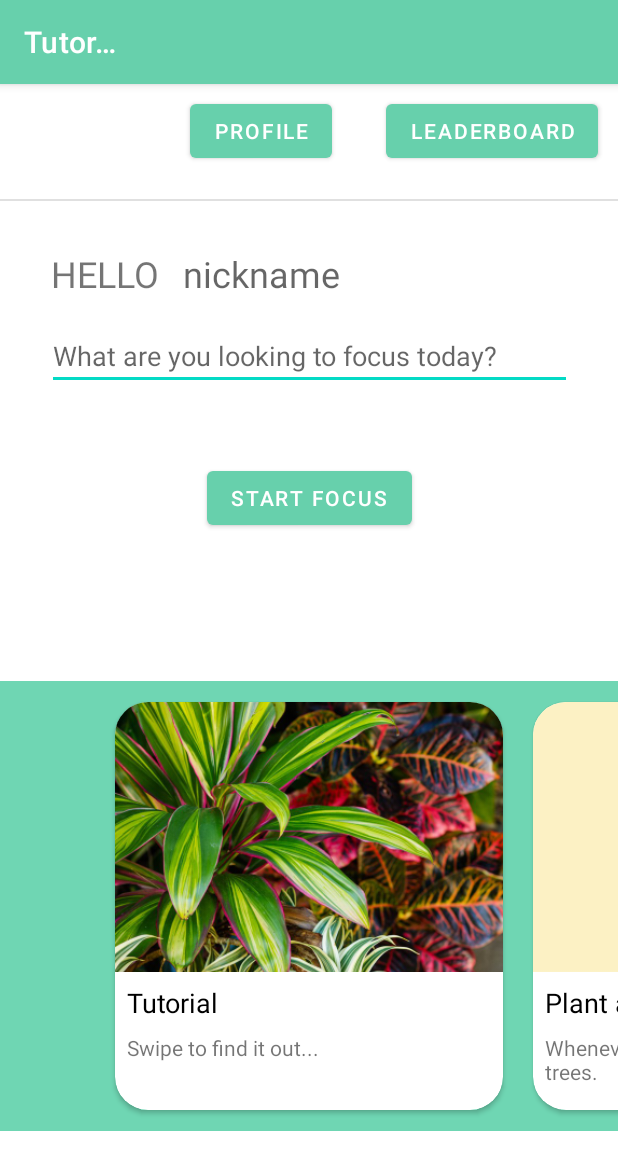
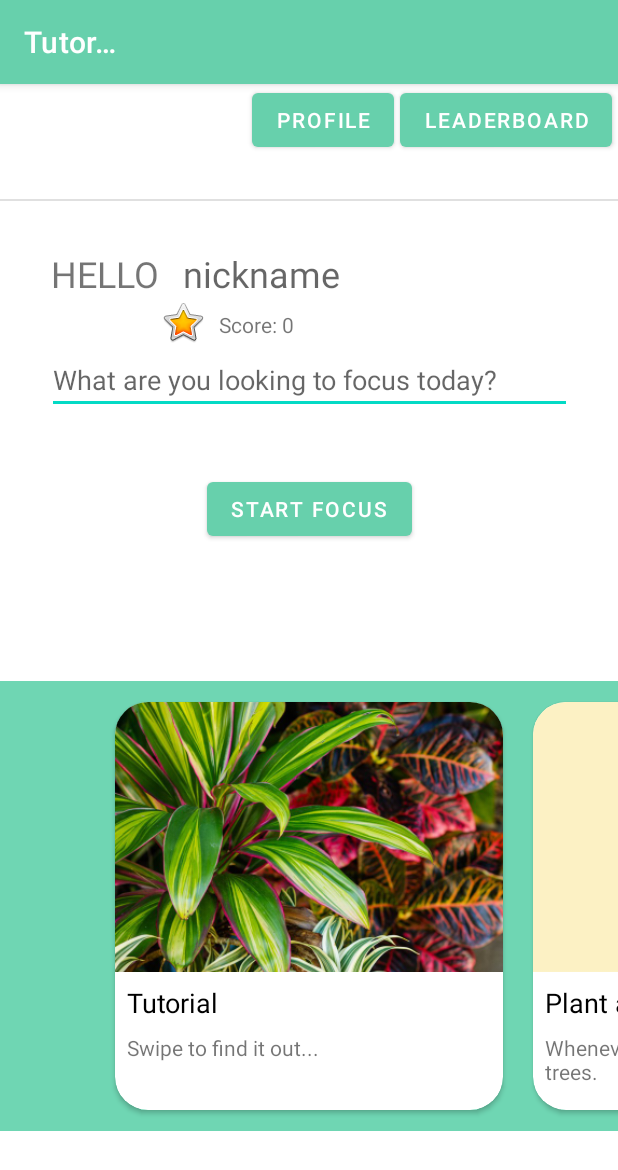
Before and after one commit to NovoZZZ/Absorb, an Android app: the MenuActivity screen opened directly, with no data from a screen before it, on a phone screen of 412 x 824 dp. Shown: the top 1170 px of the screen. Run offline under Robolectric (Android 15) with nearby library versions, the phone set to English and light mode, and no system bars; libraries missing offline, so code that uses them is left out: cn.hutool.json; 6 statements that could not run were skipped.

Commit message:
add one slide on menu swipe window; add set score in menu page; delete date string manifest on swipe window

```diff
--- a/app/src/main/java/edu/neu/absorb/MenuActivity.java
+++ b/app/src/main/java/edu/neu/absorb/MenuActivity.java
@@ -51,8 +51,9 @@ public class MenuActivity extends AppCompatActivity {
     private ArrayList<MenuModel> modelArrayList;
     private MenuAdapter myAdapter;
 
-    //set nickname to textview
+    //set nickname, score to textview
     TextView tv_nickname;
+    TextView tv_menu_score;
 
     private EditText etFocusTask;
 
@@ -70,9 +71,10 @@ public class MenuActivity extends AppCompatActivity {
 
         etFocusTask = findViewById(R.id.ed_description);
 
-        //set nickname to tv
+        //set nickname,score to tv
         tv_nickname = findViewById(R.id.tv_nickname);
-        setNickName();
+        tv_menu_score = findViewById(R.id.tv_menu_score);
+        setNickName();//set nickname and score
 
 
         // init leaderboard page
@@ -134,7 +136,6 @@ public class MenuActivity extends AppCompatActivity {
     }
     private void setNickName() {
 
-        //Todo: how to get username? 4/28
         //get id and token from local cache
         Context context= MyApplication.getAppContext();
         List<String> resArr = FileUtil.readJson(context, "token");
@@ -171,7 +172,9 @@ public class MenuActivity extends AppCompatActivity {
 
             JSONObject data = jsonResponse.getJSONObject("data");
             String nickname = (String) data.get("nickname") == null ? "nullname": (String)data.get("nickname");
+            int score = (Integer) data.getInt("score") ==null ? 0: (Integer) data.get("score");
             Log.d("Test activity",nickname);
+            Log.d("Test activity",String.valueOf(score));
 
             //runOnUiThread(() -> {
               //  this.tv_nickname.setText(nickname);
@@ -180,6 +183,7 @@ public class MenuActivity extends AppCompatActivity {
                 @Override
                 public void run() {
                     tv_nickname.setText(nickname);
+                    tv_menu_score.setText("Score: " + score);
                 }
             });
 
@@ -200,23 +204,23 @@ public class MenuActivity extends AppCompatActivity {
         modelArrayList.add(new MenuModel(
                 "Tutorial",
                 "Swipe to find it out...",
-                "",
                 R.drawable.cordyline));
         modelArrayList.add(new MenuModel(
                 "Plant a Tree",
                 "Whenever you want to absorb, plant trees.",
-                "04/21/2022",
                 R.drawable.sapling2_menu));
         modelArrayList.add(new MenuModel(
                 "Stay Focused",
-                "In the following time, the tree will grow while you work. Trees will grow faster when you stay away from your cellphone.",
-                "04/21/2022",
+                "Leave your phone upside down, tree will grow faster.",
                 R.drawable.leave_menu));
         modelArrayList.add(new MenuModel(
                 "Unlock more Styles",
                 "Unlock more trees as focus score grows.",
-                "04/21/2022",
                 R.drawable.pinetree_bubbletree_menu));
+        modelArrayList.add(new MenuModel(
+                "Now let's get started",
+                "Press Start Button to Absorb...",
+                R.drawable.flowers));
 
         //setup adapter
         myAdapter = new MenuAdapter(this, modelArrayList);
--- a/app/src/main/java/edu/neu/absorb/MenuAdapter.java
+++ b/app/src/main/java/edu/neu/absorb/MenuAdapter.java
@@ -50,7 +50,7 @@ public class MenuAdapter extends PagerAdapter {
         MenuModel model = modelArrayList.get(position);
         String title = model.getTitle();
         String description = model.getDescription();
-        String date = model.getDate();
+        //String date = model.getDate();
         int image = model.getImage();
 
         //set data
@@ -63,7 +63,7 @@ public class MenuAdapter extends PagerAdapter {
         view.setOnClickListener(new View.OnClickListener() {
             @Override
             public void onClick(View view) {
-                Toast.makeText(context, title + "\n" + description + "\n"+ date, Toast.LENGTH_SHORT).show();
+                Toast.makeText(context, title + "\n" + description + "\n", Toast.LENGTH_SHORT).show();
             }
         });
 
--- a/app/src/main/java/edu/neu/absorb/MenuModel.java
+++ b/app/src/main/java/edu/neu/absorb/MenuModel.java
@@ -1,13 +1,13 @@
 package edu.neu.absorb;
 
 public class MenuModel {
-    String title, description, date;
+    String title, description;
     int image;
 
-    public MenuModel(String title, String description, String date, int image) {
+    public MenuModel(String title, String description, int image) {
         this.title = title;
         this.description = description;
-        this.date = date;
+        //this.date = date;
         this.image = image;
     }
 
@@ -27,13 +27,13 @@ public class MenuModel {
         this.description = description;
     }
 
-    public String getDate() {
+    /*public String getDate() {
         return date;
     }
 
     public void setDate(String date) {
         this.date = date;
-    }
+    }*/
 
     public int getImage() {
         return image;
--- a/app/src/main/res/layout/activity_menu.xml
+++ b/app/src/main/res/layout/activity_menu.xml
@@ -30,6 +30,25 @@
         app:layout_constraintStart_toEndOf="@+id/tv_hello"
         app:layout_constraintTop_toTopOf="@+id/tv_hello" />
 
+    <ImageView
+        android:id="@+id/iv_menu_star"
+        android:layout_width="wrap_content"
+        android:layout_height="wrap_content"
+        app:layout_constraintStart_toEndOf="@+id/tv_hello"
+        app:layout_constraintTop_toBottomOf="@+id/tv_hello"
+        app:srcCompat="@android:drawable/btn_star_big_on" />
+
+    <TextView
+        android:id="@+id/tv_menu_score"
+        android:layout_width="wrap_content"
+        android:layout_height="wrap_content"
+        android:text="Score: 1000"
+        app:layout_constraintStart_toEndOf="@+id/iv_menu_star"
+        app:layout_constraintTop_toBottomOf="@+id/tv_nickname"
+        android:layout_marginTop="8dp"
+        android:layout_marginStart="8dp"/>
+
+
     <View
         android:id="@+id/divider"
         android:layout_width="match_parent"
@@ -45,25 +64,18 @@
         android:layout_width="wrap_content"
         android:layout_height="wrap_content"
         android:text="profile"
-        app:layout_constraintBottom_toBottomOf="parent"
-
-        app:layout_constraintEnd_toEndOf="parent"
-        app:layout_constraintHorizontal_bias="0.40"
-        app:layout_constraintStart_toStartOf="parent"
+        app:layout_constraintEnd_toStartOf="@+id/btn_leaderboard"
         app:layout_constraintTop_toTopOf="parent"
-        app:layout_constraintVertical_bias="0.01" />
+        android:layout_marginEnd="4dp"/>
 
     <Button
         android:id="@+id/btn_leaderboard"
         android:layout_width="wrap_content"
         android:layout_height="wrap_content"
         android:text="leaderboard"
-        app:layout_constraintBottom_toBottomOf="parent"
+        android:layout_marginEnd="4dp"
         app:layout_constraintEnd_toEndOf="parent"
-        app:layout_constraintHorizontal_bias="0.95"
-        app:layout_constraintStart_toStartOf="parent"
-        app:layout_constraintTop_toTopOf="parent"
-        app:layout_constraintVertical_bias="0.01" />
+        app:layout_constraintTop_toTopOf="parent"/>
 
     <Button
         android:id="@+id/btn_startFocus"
@@ -74,13 +86,13 @@
         app:layout_constraintEnd_toEndOf="parent"
         app:layout_constraintStart_toStartOf="parent"
         app:layout_constraintTop_toTopOf="parent"
-        app:layout_constraintVertical_bias="0.35" />
+        app:layout_constraintVertical_bias="0.36" />
 
     <EditText
         android:id="@+id/ed_description"
         android:layout_width="350dp"
         android:layout_height="wrap_content"
-        android:layout_marginTop="16dp"
+        android:layout_marginTop="32dp"
         android:ems="10"
         android:hint="What are you looking to focus today?"
         android:inputType="textPersonName"
@@ -110,7 +122,7 @@
             android:layout_centerInParent="true"
             android:clipToPadding="false"
             android:foregroundGravity="center"
-            android:overScrollMode="never"/>
+            android:overScrollMode="never" />
 
     </RelativeLayout>
 
```
